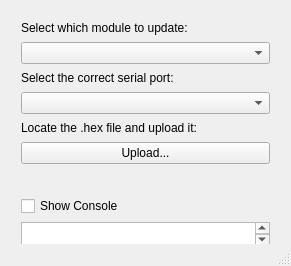
Before: the Qt Designer form mainwindow.ui in soulsbysynths/SsEasyUploaderQt, drawn with Qt 5.
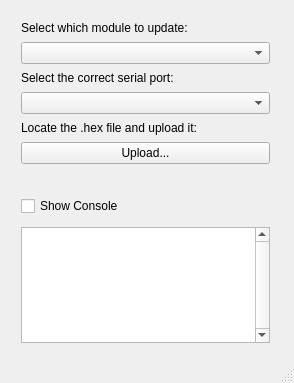
After: the same form once the commit is applied. Icons and pictures are not drawn.

```diff
--- a/mainwindow.ui
+++ b/mainwindow.ui
@@ -6,8 +6,8 @@
    <rect>
     <x>0</x>
     <y>0</y>
-    <width>291</width>
-    <height>266</height>
+    <width>294</width>
+    <height>383</height>
    </rect>
   </property>
   <property name="windowTitle">
@@ -24,7 +24,7 @@
       <x>10</x>
       <y>10</y>
       <width>271</width>
-      <height>247</height>
+      <height>344</height>
      </rect>
     </property>
     <layout class="QVBoxLayout" name="verticalLayout">
@@ -32,7 +32,7 @@
       <number>7</number>
      </property>
      <property name="sizeConstraint">
-      <enum>QLayout::SizeConstraint::SetDefaultConstraint</enum>
+      <enum>QLayout::SizeConstraint::SetMinimumSize</enum>
      </property>
      <item>
       <widget class="QLabel" name="lblInstruction1">
@@ -164,7 +164,7 @@
     <property name="geometry">
      <rect>
       <x>10</x>
-      <y>250</y>
+      <y>380</y>
       <width>272</width>
       <height>32</height>
      </rect>
```
